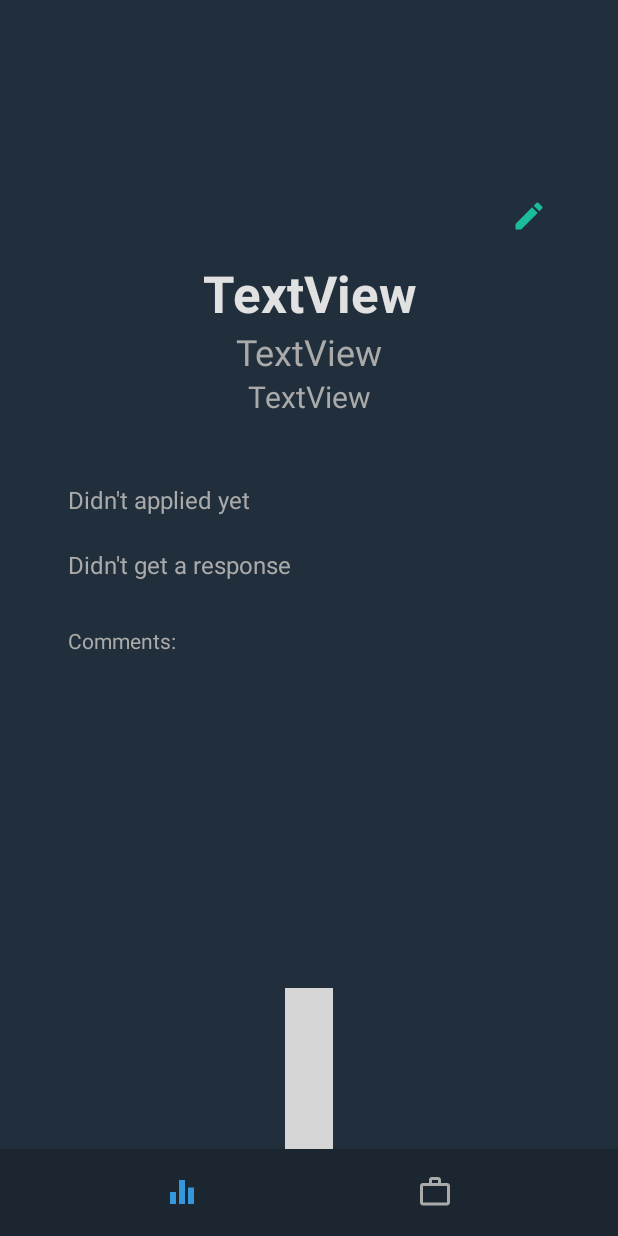
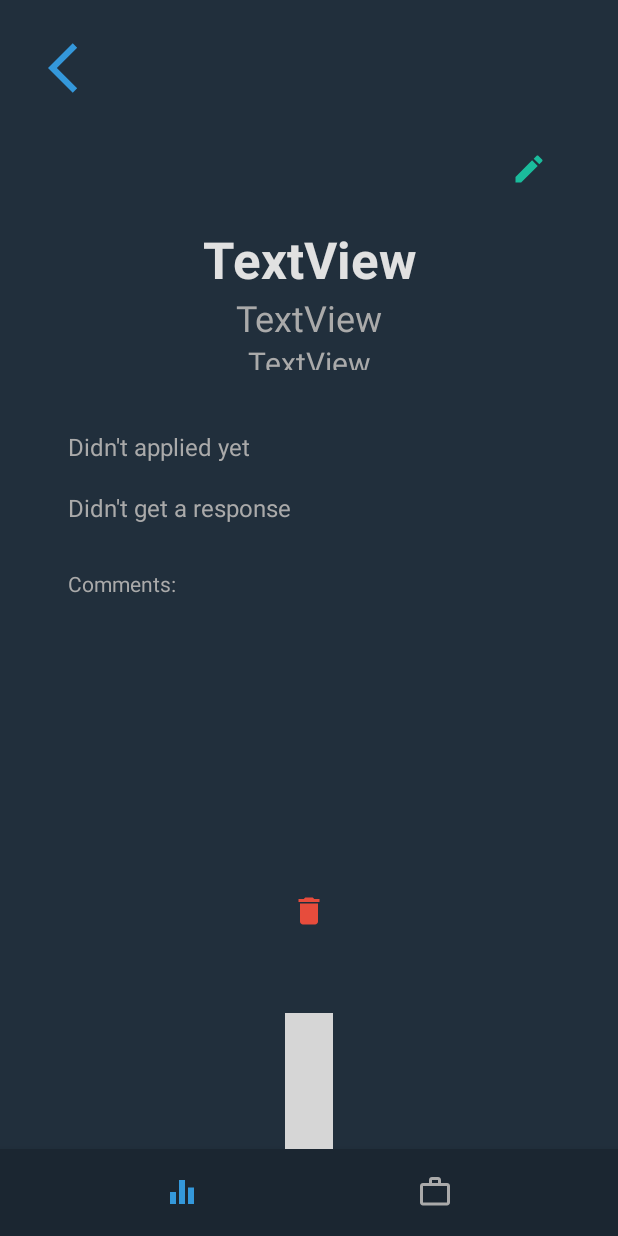
Before and after one commit to lyaure/JobApplicationsTracker, an Android app: the fragment ApplicationPagerFragment placed in its activity, on a phone screen of 412 x 824 dp. Run offline under Robolectric (Android 15) with nearby library versions, the phone set to English and light mode, and no system bars; libraries missing offline, so code that uses them is left out: com.github.mikephil.charting, com.tbuonomo.viewpagerdotsindicator; plain views replace DotsIndicator; 23 statements that could not run were skipped; grey boxes are pictures that could not be loaded.

Commit message:
add delete application option

```diff
--- a/app/src/main/AndroidManifest.xml
+++ b/app/src/main/AndroidManifest.xml
@@ -3,7 +3,7 @@
     package="com.lyaurese.jobsorganizer">
 
     <application
-        android:allowBackup="true"
+        android:allowBackup="false"
         android:icon="@mipmap/ic_launcher"
         android:label="@string/app_name"
         android:roundIcon="@mipmap/ic_launcher_round"
@@ -11,7 +11,9 @@
         android:theme="@style/Theme.JobsOrganizer">
         <activity
             android:name=".Activities.MainBoardActivity"
-            android:exported="false" />
+            android:exported="false"
+            android:windowSoftInputMode="adjustPan"
+            />
         <activity
             android:name=".Activities.SplashActivity"
             android:exported="true">
--- a/app/src/main/java/com/lyaurese/jobsorganizer/Adapters/ViewPagerAdapter.java
+++ b/app/src/main/java/com/lyaurese/jobsorganizer/Adapters/ViewPagerAdapter.java
@@ -15,8 +15,6 @@ import java.util.ArrayList;
 // adapter for multiple fragments in the same activity or fragment
 public class ViewPagerAdapter extends FragmentStateAdapter {
     private final ArrayList<Fragment> mFragmentList = new ArrayList<>();
-    Context context;
-    ViewPager viewPager;
 
     public ViewPagerAdapter(FragmentActivity fragmentActivity) {
         super(fragmentActivity);
@@ -39,4 +37,5 @@ public class ViewPagerAdapter extends FragmentStateAdapter {
     public void addFrag(Fragment fragment) {
         mFragmentList.add(fragment);
     }
+
 }
--- a/app/src/main/java/com/lyaurese/jobsorganizer/CustomViews/GraphView.java
+++ b/app/src/main/java/com/lyaurese/jobsorganizer/CustomViews/GraphView.java
@@ -59,6 +59,8 @@ public class GraphView extends View {
 
         int index = 0;
 
+        if (entries != null) {
+
             // calculates the coordinates of the object to draw according to data
             for (GraphEntry entry : entries) {
                 int tmp = Math.round((((float) entry.getData()) / ((float)max)) * ((float)graphHeight));
@@ -69,7 +71,6 @@ public class GraphView extends View {
                 index++;
             }
 
-        if (entries != null) {
             drawBars(canvas);
         } else {
             canvas.drawText("No data yet", (float)(canvasWidth / 2), (float)(canvasHeight / 2), pBlack);
--- a/app/src/main/java/com/lyaurese/jobsorganizer/Fragments/ApplicationFragment.java
+++ b/app/src/main/java/com/lyaurese/jobsorganizer/Fragments/ApplicationFragment.java
@@ -53,25 +53,25 @@ public class ApplicationFragment extends Fragment implements DatePickerDialog.On
         // Inflate the layout for this fragment
         View view = inflater.inflate(R.layout.fragment_application, container, false);
 
-        editButton = (ImageButton) view.findViewById(R.id.editApplicationBtn_ID);
-        editButton.setOnClickListener(new View.OnClickListener() {
-            @Override
-            public void onClick(View v) {
-                Fragment fragment = new EditApplicationFragment();
-
-                MainBoardActivity activity = (MainBoardActivity)getActivity();
-                activity.setFragmentID(R.layout.fragment_edit_application);
-
-                Bundle bundle = new Bundle();
-                bundle.putSerializable("application", application);
-                fragment.setArguments(bundle);
-
-                FragmentTransaction transaction = requireActivity().getSupportFragmentManager().beginTransaction();
-                transaction.replace(R.id.container_ID, fragment ); // give your fragment container id in first parameter
-                transaction.addToBackStack(null);  // if written, this transaction will be added to backstack
-                transaction.commit();
-            }
-        });
+//        editButton = (ImageButton) view.findViewById(R.id.editApplicationBtn_ID);
+//        editButton.setOnClickListener(new View.OnClickListener() {
+//            @Override
+//            public void onClick(View v) {
+//                Fragment fragment = new EditApplicationFragment();
+//
+//                MainBoardActivity activity = (MainBoardActivity)getActivity();
+//                activity.setFragmentID(R.layout.fragment_edit_application);
+//
+//                Bundle bundle = new Bundle();
+//                bundle.putSerializable("application", application);
+//                fragment.setArguments(bundle);
+//
+//                FragmentTransaction transaction = requireActivity().getSupportFragmentManager().beginTransaction();
+//                transaction.replace(R.id.container_ID, fragment ); // give your fragment container id in first parameter
+//                transaction.addToBackStack(null);  // if written, this transaction will be added to backstack
+//                transaction.commit();
+//            }
+//        });
 
         company = (TextView) view.findViewById(R.id.companyNameTxtv_ID);
         company.setText(application.getCompanyName());
--- a/app/src/main/java/com/lyaurese/jobsorganizer/Fragments/BoardFragment.java
+++ b/app/src/main/java/com/lyaurese/jobsorganizer/Fragments/BoardFragment.java
@@ -75,7 +75,8 @@ public class BoardFragment extends Fragment {
         GraphEntry[] applicationsEntries = db.getApplicationsByMonth();
 
         applicationsGraphView.setScreenDimensions(width, height);
-        applicationsGraphView.setMax(GraphUtil.getMax(applicationsEntries));
+        if(applicationsEntries != null)
+            applicationsGraphView.setMax(GraphUtil.getMax(applicationsEntries));
 
         int[] colors = new int[]{getResources().getColor(R.color.blue), getResources().getColor(R.color.green), getResources().getColor(R.color.yellow), getResources().getColor(R.color.red)};
 
@@ -93,7 +94,8 @@ public class BoardFragment extends Fragment {
         GraphEntry[] companiesEntries = db.getApplicationsByCompany();
 
         companiesGraphView.setScreenDimensions(width, height);
-        companiesGraphView.setMax(GraphUtil.getMax(companiesEntries));
+        if(companiesEntries != null)
+            companiesGraphView.setMax(GraphUtil.getMax(companiesEntries));
         companiesGraphView.setBarsColors(colors);
         companiesGraphView.setEntries(companiesEntries);
 
--- a/app/src/main/res/drawable/ic_baseline_arrow_back_ios_40.xml
+++ b/app/src/main/res/drawable/ic_baseline_arrow_back_ios_40.xml
@@ -1,5 +1,5 @@
 <vector android:autoMirrored="true" android:height="40dp"
-    android:tint="?attr/colorPrimary" android:viewportHeight="24"
+    android:tint="@color/blue" android:viewportHeight="24"
     android:viewportWidth="24" android:width="40dp" xmlns:android="http://schemas.android.com/apk/res/android">
-    <path android:fillColor="@android:color/transparent" android:pathData="M11.67,3.87L9.9,2.1 0,12l9.9,9.9 1.77,-1.77L3.54,12z"/>
+    <path android:fillColor="@color/blue" android:pathData="M11.67,3.87L9.9,2.1 0,12l9.9,9.9 1.77,-1.77L3.54,12z"/>
 </vector>
--- /dev/null
+++ b/app/src/main/res/drawable/ic_baseline_delete_24.xml
@@ -0,0 +1,10 @@
+<vector xmlns:android="http://schemas.android.com/apk/res/android"
+    android:width="24dp"
+    android:height="24dp"
+    android:viewportWidth="24"
+    android:viewportHeight="24"
+    android:tint="@color/red">
+  <path
+      android:fillColor="@android:color/white"
+      android:pathData="M6,19c0,1.1 0.9,2 2,2h8c1.1,0 2,-0.9 2,-2V7H6v12zM19,4h-3.5l-1,-1h-5l-1,1H5v2h14V4z"/>
+</vector>
--- a/app/src/main/res/layout/fragment_application.xml
+++ b/app/src/main/res/layout/fragment_application.xml
@@ -18,21 +18,6 @@
         android:layout_weight="1"
         android:orientation="vertical"
         android:padding="5dp">
-
-        <LinearLayout
-            android:layout_width="match_parent"
-            android:layout_height="0dp"
-            android:layout_weight="1"
-            android:gravity="end"
-            android:orientation="horizontal">
-
-            <ImageButton
-                android:id="@+id/editApplicationBtn_ID"
-                android:layout_width="wrap_content"
-                android:layout_height="wrap_content"
-                android:backgroundTint="#00FFFFFF"
-                android:src="@drawable/ic_baseline_edit_24" />
-        </LinearLayout>
 
         <LinearLayout
             android:layout_width="match_parent"
--- a/app/src/main/res/layout/fragment_application_pager.xml
+++ b/app/src/main/res/layout/fragment_application_pager.xml
@@ -24,14 +24,38 @@
 
     </LinearLayout>
 
+    <ImageButton
+        android:id="@+id/editApplicationBtn_ID"
+        android:layout_width="wrap_content"
+        android:layout_height="0dp"
+        android:layout_gravity="right"
+        android:layout_marginRight="35dp"
+        android:layout_weight="0.5"
+        android:backgroundTint="#00FFFFFF"
+        android:src="@drawable/ic_baseline_edit_24" />
+
     <androidx.viewpager2.widget.ViewPager2
         android:id="@+id/applicationsViewpager_ID"
         android:layout_width="match_parent"
         android:layout_height="0dp"
-        android:layout_marginBottom="15dp"
         android:layout_weight="5">
 
     </androidx.viewpager2.widget.ViewPager2>
+
+    <LinearLayout
+        android:layout_width="match_parent"
+        android:layout_height="0dp"
+        android:layout_weight="1"
+        android:orientation="vertical">
+
+        <ImageButton
+            android:id="@+id/deleteFragmentBtn_ID"
+            android:layout_width="wrap_content"
+            android:layout_height="wrap_content"
+            android:layout_gravity="center"
+            android:backgroundTint="@android:color/transparent"
+            android:src="@drawable/ic_baseline_delete_24" />
+    </LinearLayout>
 
     <com.tbuonomo.viewpagerdotsindicator.DotsIndicator
         android:id="@+id/applicationsDotsIndicator_ID"
```
Also changed, not shown: app/src/main/java/com/lyaurese/jobsorganizer/Fragments/ApplicationPagerFragment.java (+61 -1 lines), app/src/main/java/com/lyaurese/jobsorganizer/Objects/Database.java (+9 -0 lines). Lines whose indentation alone changed are shown as unchanged.
